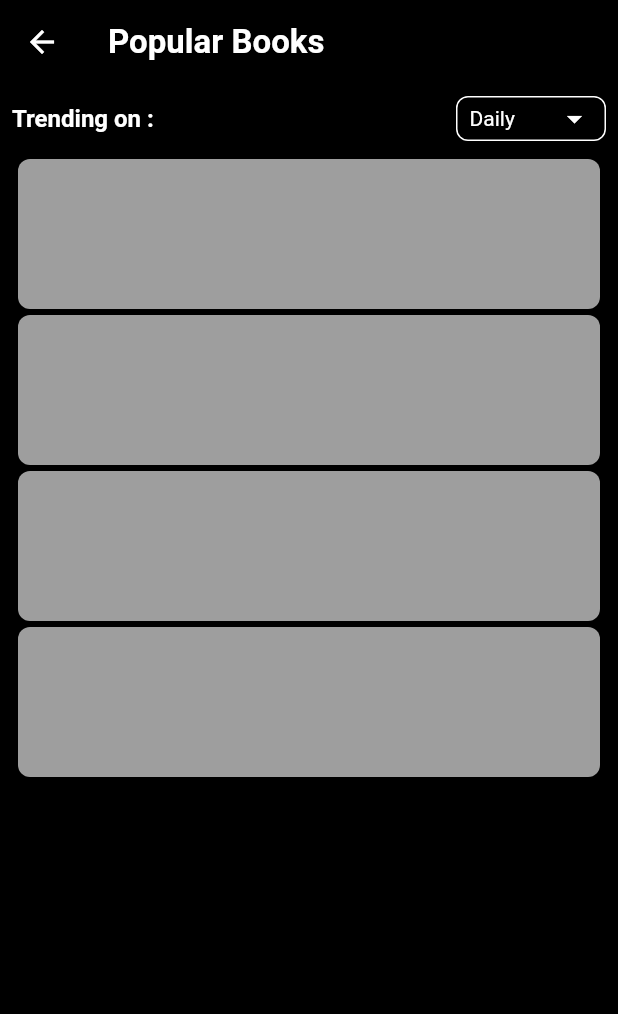
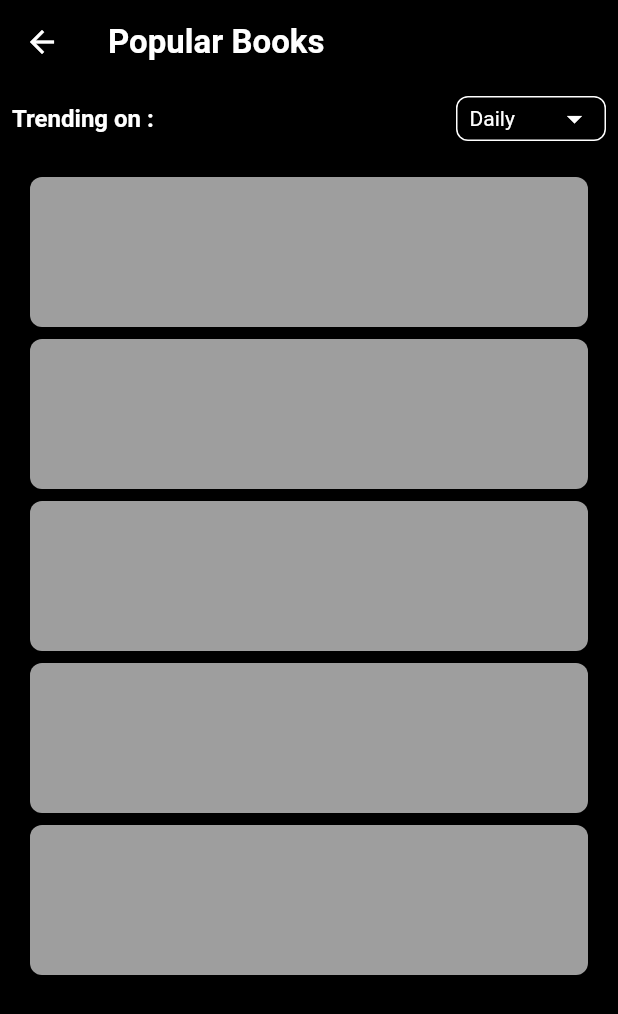
Before and after one commit to danielsidauruk/media_plex, a Flutter app: the BookPopularPage screen opened by its route, on a phone screen of 412 x 824 dp. Shown: the top 1014 px of the screen. Run offline on Flutter 3.47's test engine with Material 2 defaults, Android fonts, the light colour scheme and no system bars; our stand-ins replace cached_network_image, dartz, equatable, flutter_bloc, flutter_rating_bar, get_it and 2 more; accounts and stored records are empty; network calls fail; statements that could not run were skipped.

Commit message:
Build Books Popular Page (on Going)

```diff
--- a/lib/media_plex/books/presentation/pages/book_popular_page.dart
+++ b/lib/media_plex/books/presentation/pages/book_popular_page.dart
@@ -81,7 +81,7 @@ class _BookPopularPageState extends State<BookPopularPage> {
                     if (state is PopularEmpty) {
                       return const Center();
                     } else if (state is PopularLoading) {
-                      return searchLoadingAnimation();
+                      return popularLoadingAnimation();
                     } else if (state is PopularLoaded) {
                       final books = state.popular.works;
 
@@ -130,7 +130,9 @@ class _BookPopularPageState extends State<BookPopularPage> {
                       return ListView.builder(
                         itemCount: books.length,
                         itemBuilder: (context, index) {
-                          return Container(
+                          return Column(
+                            children: [
+                              Container(
                                 padding: const EdgeInsets.all(8.0),
                                 margin: const EdgeInsets.symmetric(vertical: 4.0),
                                 width: double.infinity,
@@ -145,14 +147,7 @@ class _BookPopularPageState extends State<BookPopularPage> {
                                       width: 60,
                                       fit: BoxFit.fill,
                                       imageUrl: mediumImageByCoverI('${books[index].coverI}'),
-                                  placeholder: (context, url) =>
-                                  Center(
-                                    child: Container(
-                                      color: Colors.grey,
-                                      width: 60,
-                                      height: 92,
-                                    ),
-                                  ),
+                                      placeholder: (context, url) => const Center(),
                                       errorWidget: (context, url, error) =>
                                           Image.asset(
                                             'assets/images/404_not_found.png',
@@ -163,6 +158,9 @@ class _BookPopularPageState extends State<BookPopularPage> {
 
                                     Expanded(
                                       child: Column(
+                                        crossAxisAlignment: CrossAxisAlignment.start,
+                                        children: [
+                                          Column(
                                             crossAxisAlignment: CrossAxisAlignment.start,
                                             children: [
                                               Text(
@@ -191,22 +189,8 @@ class _BookPopularPageState extends State<BookPopularPage> {
                                                       ],
                                                     ),
                                                   ),
-
-                                          // SizedBox(
-                                          //   width: 100,
-                                          //   child: ListView.builder(
-                                          //     shrinkWrap: true,
-                                          //     physics: const ScrollPhysics(),
-                                          //     itemCount: books[index].authorName.length,
-                                          //     itemBuilder: (context, authorIndex) {
-                                          //       return Text(
-                                          //         textAlign: TextAlign.start,
-                                          //         books[index].authorName[authorIndex],
-                                          //         style: Theme.of(context).textTheme.subtitle1,
-                                          //       );
-                                          //     },
-                                          //   ),
-                                          // ),
+                                                ],
+                                              ),
                                             ],
                                           ),
 
@@ -226,6 +210,8 @@ class _BookPopularPageState extends State<BookPopularPage> {
                                     ),
                                   ],
                                 ),
+                              ),
+                            ],
                           );
                         },
                       );
@@ -264,25 +250,34 @@ class _BookPopularPageState extends State<BookPopularPage> {
     );
   }
 
-  Column searchLoadingAnimation() {
-    return Column(
+  Container popularLoadingAnimation() {
+    return Container(
+      padding: const EdgeInsets.all(8.0),
+      margin: const EdgeInsets.symmetric(vertical: 4.0),
+      child: Column(
         children: [
           verticalLoadingTile(),
 
-        const SizedBox(height: 4.0,),
+          const SizedBox(height: 8.0),
 
           verticalLoadingTile(),
 
-        const SizedBox(height: 4.0,),
+          const SizedBox(height: 8.0),
 
           verticalLoadingTile(),
 
-        const SizedBox(height: 4.0,),
+          const SizedBox(height: 8.0),
+
+          verticalLoadingTile(),
+
+          const SizedBox(height: 8.0),
 
           verticalLoadingTile(),
         ],
+      ),
     );
   }
+
 
   Container verticalLoadingTile() {
     return Container(
```
Lines whose indentation alone changed are shown as unchanged.
